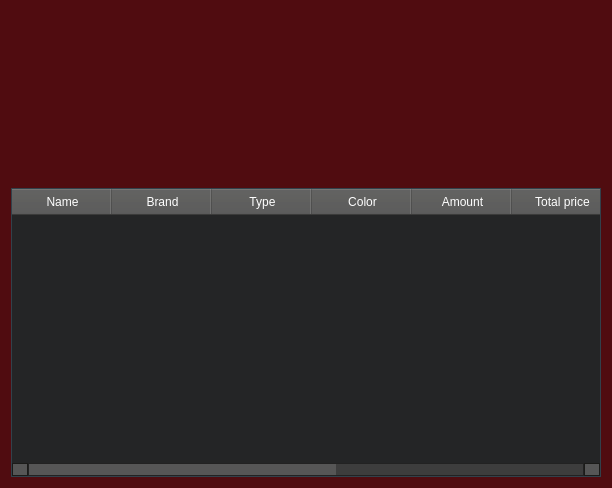
First picture: the form in AP/show_transaction.ui, repository AP-projects-4001/Guys, before the edit.
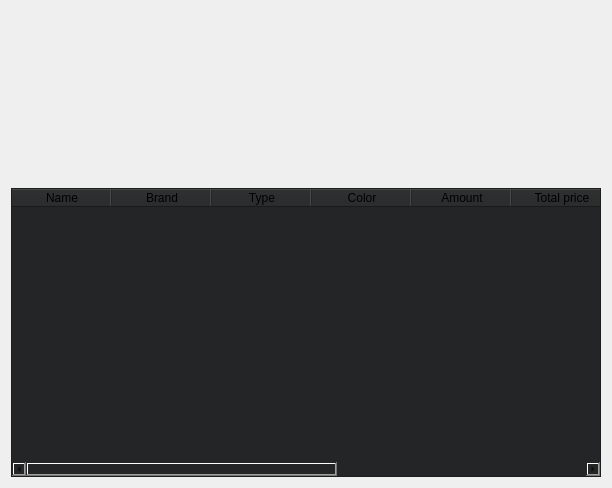
Second picture: the form after the edit. Icons and pictures are not drawn.

Patch:
```diff
--- a/AP/show_transaction.ui
+++ b/AP/show_transaction.ui
@@ -13,711 +13,6 @@
   <property name="windowTitle">
    <string>Dialog</string>
   </property>
-  <property name="styleSheet">
-   <string notr="true">
-QWidget
-{
-	background-color: #500c10;
-	color: #ffffff;
-	border-color: #051a39;
-
-}
-
-
-QLabel
-{
-	background-color: transparent;
-	color: #ffffff;
-
-}
-
-
-QToolTip
-{
-	border : 1px solid #500c10;
-	background-color: #26264f;
-	color: #ffffff;
-	border-color: #051a39;
-
-}
-QPushButton
-{
-	background-color: #565656;
-	color: #ffffff;
-	border-style: solid;
-	border-width: 1px;
-	border-radius: 10px;
-	border-color: #051a39;
-	padding: 5px;
-
-}
-
-
-QPushButton::disabled
-{
-	background-color: #404040;
-	color: #656565;
-	border-color: #051a39;
-
-}
-
-
-QPushButton::hover
-{
-	background-color: #8399ff;
-	color: #ffffff;
-	border-style: solid;
-	border-width: 1px;
-	border-radius: 10px;
-	border-color: #051a39;
-	padding: 5px;
-}
-
-
-QPushButton::pressed
-{
-	background-color: #4969ff;
-	color: #ffffff;
-	border-style: solid;
-	border-width: 1px;
-	border-radius: 10px;
-	border-color: #051a39;
-	padding: 5px;
-
-}
-
-QComboBox
-{
-    background-color: #565656;
-    border: 1px solid;
-    border-radius: 3px;
-    padding-left: 6px;
-    color: #ffffff;
-    height: 20px;
-
-}
-
-
-QComboBox::disabled
-{
-	background-color: #404040;
-	color: #656565;
-	border-color: #051a39;
-
-}
-
-
-QComboBox:hover
-{
-    background-color: #8399ff;
-}
-
-
-QComboBox:on
-{
-    background-color: #4969ff;
-
-}
-
-
-QComboBox QAbstractItemView
-{
-    background-color: #383838;
-    color: #ffffff;
-    border: 1px solid black;
-    selection-background-color: #4969ff;
-    selection-color: #ffffff;
-    outline: 0;
-
-}
-
-QComboBox::drop-down
-{
-    subcontrol-origin: padding;
-    subcontrol-position: top right;
-    width: 15px;
-    border-left-width: 0px;
-    border-left-color: darkgray;
-    border-left-style: solid; 
-    border-top-right-radius: 3px; 
-    border-bottom-right-radius: 3px;
-
-}
-
-
-QComboBox::down-arrow
-{
-    image: url(://arrow-down.png);
-    width: 8px;
-    height: 8px;
-}
-
-
-QSpinBox
-{
-	background-color: #525251;
-	color: #ffffff;
-	border: 1px solid #051a39;
-	border-radius: 3px;
-	padding : 2px;
-}
-
-QLineEdit
-{
-	background-color: #525251;
-	color: #ffffff;
-	border-width: 1px;
-	border-radius: 7px;
-	border-color: #051a39;
-	padding: 2px;
-
-}
-
-QLineEdit::disabled
-{
-	background-color: #404040;
-	color: #656565;
-	border-width: 1px;
-	border-radius: 7px;
-	border-color: #051a39;
-	padding: 2px;
-
-}
-
-QTextEdit
-{
-	background-color: #ffffff;
-	color: #010201;
-	border-color: #051a39;
-
-}
-
-
-QTextEdit::disabled
-{
-	background-color: #404040;
-	color: #656565;
-	border-color: #051a39;
-
-}
-
-QCheckBox::indicator
-{
-    color: #b1b1b1;
-    background-color: #323232;
-    border: 1px solid #b1b1b1;
-    width: 12px;
-    height: 12px;
-
-}
-
-
-QCheckBox::indicator:checked
-{
-    image:url(://checkbox.png);
-    border: 1px solid #565656;
-
-}
-
-
-QCheckBox::disabled
-{
-	color: #656565;
-
-}
-
-
-QCheckBox::indicator:disabled
-{
-	background-color: #656565;
-	color: #656565;
-    border: 1px solid #656565;
-
-}
-
-
-QRadioButton::indicator::unchecked
-{ 
-	border: 2px inset gray; 
-	border-radius: 5px; 
-	background-color:  #fff;
-	width: 9px; 
-	height: 9px; 
-
-}
-
-
-QRadioButton::indicator::unchecked:hover
-{ 
-	border: 2px solid #565656; 
-	border-radius: 5px; 
-	background-color:  #fff;
-	width: 9px; 
-	height: 9px; 
-
-}
-
-
-QRadioButton::indicator::checked
-{ 
-	border: 2px inset darkgray; 
-	border-radius: 5px; 
-	background-color: #4969ff; 
-	width: 9px; 
-	height: 9px; 
-
-}
-
-
-QRadioButton::disabled
-{
-	color: #656565;
-
-}
-
-
-QRadioButton::indicator:disabled
-{
-	background-color: #656565;
-	color: #656565;
-    border: 2px solid #656565;
-
-}
-
-
-QTableView
-{
-    background-color: #242526;
-    border: 1px solid #32414B;
-    color: #f0f0f0;
-    gridline-color: #8faaff;
-    outline : 0;
-
-}
-
-
-QTableView::disabled
-{
-    background-color: #242526;
-    border: 1px solid #32414B;
-    color: #656565;
-    gridline-color: #656565;
-    outline : 0;
-
-}
-
-
-QTableView::item:hover 
-{
-    background-color: #26264f;
-    color: #f0f0f0;
-
-}
-
-
-QTableView::item:selected 
-{
-    background-color: #1a1b1c;
-    border: 2px solid #4969ff;
-    color: #F0F0F0;
-
-}
-
-
-QTableView::item:selected:disabled
-{
-    background-color: #1a1b1c;
-    border: 2px solid #525251;
-    color: #656565;
-
-}
-
-
-QTableCornerButton::section
-{
-    background-color: #505050;
-    color: #fff;
-
-}
-
-
-QHeaderView::section
-{
-    background-color: #525251;
-    color: #fff;
-    text-align: left;
-	padding: 4px;
-	
-}
-
-
-QHeaderView::section:disabled
-{
-    background-color: #525251;
-    color: #656565;
-
-}
-
-
-
-
-
-
-QHeaderView::section::vertical::first,
-QHeaderView::section::vertical::only-one
-{
-    border-top: 1px solid #353635;
-
-}
-
-
-QHeaderView::section::vertical
-{
-    border-top: 1px solid #353635;
-
-}
-
-
-QHeaderView::section::horizontal::first,
-QHeaderView::section::horizontal::only-one
-{
-    border-left: 1px solid #353635;
-
-}
-
-
-QHeaderView::section::horizontal
-{
-    border-left: 1px solid #353635;
-
-}
-
-
-QTabBar::tab
-{
-	background-color: #262626;
-	color: #ffffff;
-	border-style: solid;
-	border-width: 1px;
-	border-top-left-radius: 3px;
-	border-top-right-radius: 3px;
-	border-color: #051a39;
-	padding: 5px;
-
-}
-
-
-QTabBar::tab:disabled
-{
-	background-color: #656565;
-	color: #656565;
-}
-
-
-QTabWidget::pane 
-{
-	background-color: #262626;
-	color: #ffffff;
-    border: 1px solid;
-    border-color: #565656;
-
-}
-
-
-QTabBar::tab:selected
-{
-    background-color: #565656;
-	color: #ffffff;
-	border-style: solid;
-	border-width: 1px;
-	border-top-left-radius: 3px;
-	border-top-right-radius: 3px;
-	border-color: #051a39;
-	padding: 5px;
-
-}
-
-
-QTabBar::tab:selected:disabled
-{
-	background-color: #404040;
-	color: #656565;
-
-}
-
-
-QTabBar::tab:!selected 
-{
-    background-color: #262626;
-
-}
-
-
-QTabBar::tab:!selected:hover 
-{
-    background-color: #8399ff;
-
-}
-
-
-QTabBar::tab:top:!selected 
-{
-    margin-top: 3px;
-
-}
-
-
-QTabBar::tab:bottom:!selected 
-{
-    margin-bottom: 3px;
-
-}
-
-
-QTabBar::tab:top, QTabBar::tab:bottom 
-{
-    min-width: 8ex;
-    margin-right: -1px;
-    padding: 5px 10px 5px 10px;
-
-}
-
-
-QTabBar::tab:top:selected 
-{
-    border-bottom-color: none;
-
-}
-
-
-QTabBar::tab:bottom:selected 
-{
-    border-top-color: none;
-
-}
-
-
-QTabBar::tab:top:last, QTabBar::tab:bottom:last,
-QTabBar::tab:top:only-one, QTabBar::tab:bottom:only-one 
-{
-    margin-right: 0;
-
-}
-
-
-QTabBar::tab:left:!selected 
-{
-    margin-right: 3px;
-
-}
-
-
-QTabBar::tab:right:!selected
-{
-    margin-left: 3px;
-
-}
-
-
-QTabBar::tab:left, QTabBar::tab:right 
-{
-    min-height: 8ex;
-    margin-bottom: -1px;
-    padding: 10px 5px 10px 5px;
-
-}
-
-
-QTabBar::tab:left:selected 
-{
-    border-left-color: none;
-
-}
-
-
-QTabBar::tab:right:selected 
-{
-    border-right-color: none;
-
-}
-
-
-QTabBar::tab:left:last, QTabBar::tab:right:last,
-QTabBar::tab:left:only-one, QTabBar::tab:right:only-one 
-{
-    margin-bottom: 0;
-
-}
-
-
-QScrollBar:horizontal
-{
-    border: 1px solid #222222;
-    background-color: #3d3d3d;
-    height: 13px;
-    margin: 0px 16px 0 16px;
-
-}
-
-
-QScrollBar::handle:horizontal
-{
-    background: #565656;
-    min-height: 20px;
-
-}
-
-
-QScrollBar::add-line:horizontal
-{
-    border: 1px solid #1b1b19;
-    background-color: #565656;
-    width: 14px;
-    subcontrol-position: right;
-    subcontrol-origin: margin;
-
-}
-
-
-QScrollBar::sub-line:horizontal
-{
-    border: 1px solid #1b1b19;
-    background-color: #565656;
-    width: 14px;
-    subcontrol-position: left;
-    subcontrol-origin: margin;
-
-}
-
-
-QScrollBar::right-arrow:horizontal
-{
-    width: 6px;
-    height: 6px;
-
-}
-
-
-QScrollBar::left-arrow:horizontal
-{
-    width: 6px;
-    height: 6px;
-
-}
-
-
-QScrollBar::add-page:horizontal, QScrollBar::sub-page:horizontal
-{
-    background: none;
-
-}
-
-
-QScrollBar:vertical
-{
-    background-color: #3d3d3d;
-    width: 13px;
-    margin: 16px 0 16px 0;
-    border: 1px solid #222222;
-
-}
-
-
-QScrollBar::handle:vertical
-{
-    background-color: #565656;
-    min-height: 20px;
-
-}
-
-
-QScrollBar::add-line:vertical
-{
-    border: 1px solid #1b1b19;
-    background-color: #565656;
-    height: 14px;
-    subcontrol-position: bottom;
-    subcontrol-origin: margin;
-
-}
-
-
-QScrollBar::sub-line:vertical
-{
-    border: 1px solid #1b1b19;
-    background-color: #565656;
-    height: 14px;
-    subcontrol-position: top;
-    subcontrol-origin: margin;
-
-}
-
-
-QScrollBar::up-arrow:vertical
-{
-    width: 6px;
-    height: 6px;
-
-}
-
-
-QScrollBar::down-arrow:vertical
-{
-    width: 6px;
-    height: 6px;
-
-}
-
-
-QScrollBar::add-page:vertical, QScrollBar::sub-page:vertical
-{
-    background: none;
-
-}
-
-QStatusBar
-{
-	background-color: #565656;
-	color: #ffffff;
-	border-color: #051a39;
-
-}
-
-QCheckBox:disabled
-{
-color: #414141;
-}
-
-QCheckBox::indicator{
-    color: #b1b1b1;
-    background-color: #323232;
-    border: 1px solid #b1b1b1;
-    width:  12px;
-    height:  12px;
-}
-
-QRadioButton::indicator
-{
-    border-radius: 6px;
-}
-
-QCheckBox::indicator:hover
-{
-    border: 1px solid #8399ff;
-}
-
-QCheckBox::indicator:checked
-{
-	border-image: url(:/included_images/Check_mark.png) 0 0 0 0 stretch stretch;
-	background-color: #ffffff;
-}
-
-QCheckBox::indicator:disabled
-{
-    border: 1px solid #444;
-}
-</string>
-  </property>
   <layout class="QGridLayout" name="gridLayout">
    <item row="0" column="0">
     <layout class="QVBoxLayout" name="verticalLayout">
```
